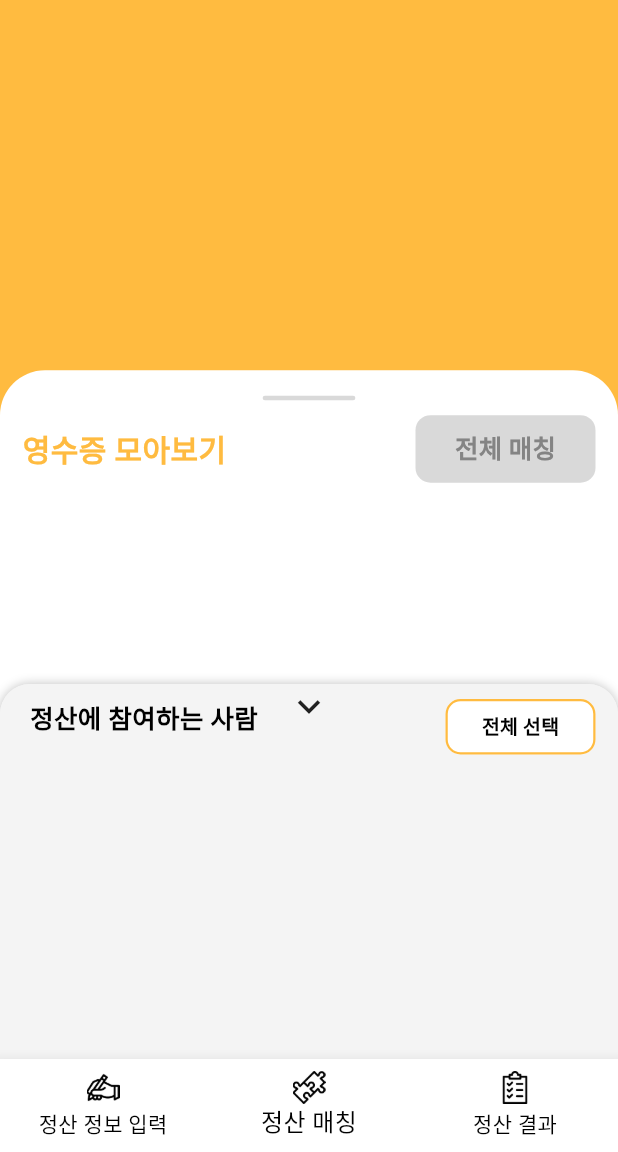
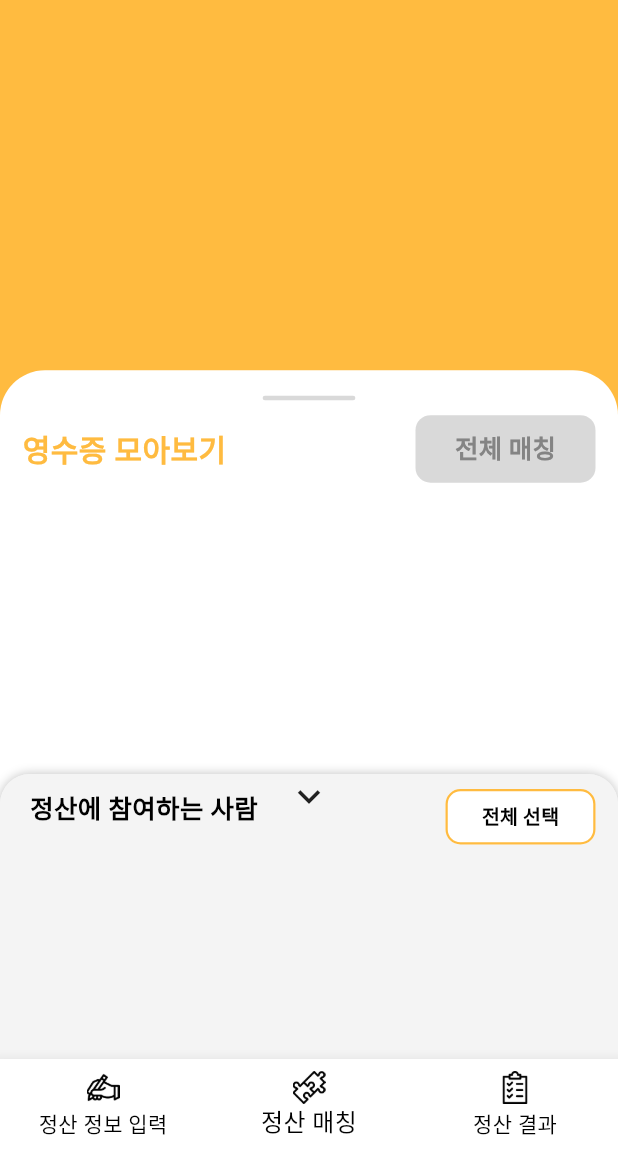
Before and after one commit to UmWooNeAh/Yemon, a Flutter app: the SettlementManagementPage screen opened by its route, item 2 of the bottom bar chosen, after a tap on "정산에 참여하는 사람", on a phone screen of 412 x 824 dp, the part 84-1236 px from its top. Run offline on Flutter 3.47's test engine with Material 3 defaults, Android fonts, the phone set to English and light mode, and no system bars; drawn by our look-alikes of scroll_snap_list; our stand-ins replace dotted_border, flutter_inset_box_shadow, flutter_riverpod, go_router, image_gallery_saver, sqflite; accounts and stored records are empty.

Commit message:
Design : Design fixed
정산 목록
목록 편집 시 전체 선택 체크박스 크기 줄이기 (0.8배)

정산 매칭
정산 참여인원 바텀시트 올렸을 시 최대 3줄 높이로만 올라오도롣
바텀시트 펼쳤을 때, 이름 위아래 간격 넓음. 메뉴 펼쳤을 때 정도 또는 피그마 정도의 간격으로 적용
인원 바텀 시트 스와이프 가능하도록

정산 결과 화면
사진 저장, 카톡으로 공유 버튼 영역 삭제

```diff
--- a/lib/View/settlement_check.dart
+++ b/lib/View/settlement_check.dart
@@ -190,132 +190,132 @@ class _SettlementCheckState extends ConsumerState<SettlementCheck> {
                     child: OneStmPaper(index: index),
                   ),
                 ),
-          showOverall
-              ? Container(
-                  height: 40,
-                  decoration: BoxDecoration(
-                    color: basic[1],
-                    boxShadow: [
-                      BoxShadow(
-                        color: basic[3],
-                        inset: true,
-                        blurRadius: 5,
-                        spreadRadius: -8,
-                        offset: const Offset(0, 5),
-                      ),
-                      BoxShadow(
-                        color: basic[3],
-                        inset: true,
-                        blurRadius: 5,
-                        spreadRadius: -8,
-                        offset: const Offset(0, 5),
-                      ),
-                    ],
-                  ),
-                  child: CheckboxListTile(
-                    activeColor: basic[8],
-                    checkColor: basic[0],
-                    checkboxShape: RoundedRectangleBorder(
-                      borderRadius: BorderRadius.circular(10),
-                    ),
-                    side: BorderSide(color: basic[3], width: 1.5),
-                    title: const Text(
-                      "모든 사람들의 정산서도 모아서 보기",
-                      style: TextStyle(
-                        fontSize: 18,
-                        fontWeight: FontWeight.w600,
-                      ),
-                    ),
-                    value: showAll,
-                    onChanged: (value) {
-                      setState(() {
-                        showAll = value!;
-                      });
-                    },
-                    controlAffinity: ListTileControlAffinity.leading,
-                  ))
-              : const SizedBox.shrink(),
-          Container(
-            height: 80,
-            decoration: BoxDecoration(
-              color: basic[1],
-              boxShadow: showOverall
-                  ? []
-                  : [
-                      BoxShadow(
-                        color: basic[3],
-                        inset: true,
-                        blurRadius: 5,
-                        spreadRadius: -8,
-                        offset: const Offset(0, 5),
-                      ),
-                      BoxShadow(
-                        color: basic[3],
-                        inset: true,
-                        blurRadius: 5,
-                        spreadRadius: -8,
-                        offset: const Offset(0, 5),
-                      ),
-                    ],
-            ),
-            child: Row(
-              mainAxisAlignment: MainAxisAlignment.spaceBetween,
-              children: [
-                InkWell(
-                  onTap: () {},
-                  child: Container(
-                    width: size.width * 0.5 - 15,
-                    margin:
-                        const EdgeInsets.only(top: 10, bottom: 10, left: 10),
-                    padding: const EdgeInsets.symmetric(horizontal: 30),
-                    decoration: BoxDecoration(
-                      color: Color(0xFFF7E600),
-                      borderRadius: BorderRadius.circular(10),
-                    ),
-                    child: Center(
-                      child: Text(
-                        "카카오톡으로 공유",
-                        style: TextStyle(
-                          fontSize: 18,
-                          fontWeight: FontWeight.w600,
-                        ),
-                      ),
-                    ),
-                  ),
-                ),
-                InkWell(
-                  onTap: () {
-                    captureWidget().then((value) {
-                      ImageGallerySaver.saveImage(value, quality: 100);
-                    });
-                  },
-                  child: Container(
-                    width: size.width * 0.5 - 15,
-                    margin:
-                        const EdgeInsets.only(top: 10, bottom: 10, right: 10),
-                    padding: const EdgeInsets.symmetric(horizontal: 30),
-                    decoration: BoxDecoration(
-                      color: Colors.white,
-                      border: Border.all(
-                        color: basic[2],
-                        width: 1.5,
-                      ),
-                      borderRadius: BorderRadius.circular(10),
-                    ),
-                    child: Center(
-                      child: Text(
-                        "사진으로 저장",
-                        style: TextStyle(
-                          fontSize: 18,
-                          fontWeight: FontWeight.w600,
-                        ),
-                      ),
-                    ),
-                  ),
-                ),
-              ],
-            ),
-          )
+          // showOverall
+          //     ? Container(
+          //         height: 40,
+          //         decoration: BoxDecoration(
+          //           color: basic[1],
+          //           boxShadow: [
+          //             BoxShadow(
+          //               color: basic[3],
+          //               inset: true,
+          //               blurRadius: 5,
+          //               spreadRadius: -8,
+          //               offset: const Offset(0, 5),
+          //             ),
+          //             BoxShadow(
+          //               color: basic[3],
+          //               inset: true,
+          //               blurRadius: 5,
+          //               spreadRadius: -8,
+          //               offset: const Offset(0, 5),
+          //             ),
+          //           ],
+          //         ),
+          //         child: CheckboxListTile(
+          //           activeColor: basic[8],
+          //           checkColor: basic[0],
+          //           checkboxShape: RoundedRectangleBorder(
+          //             borderRadius: BorderRadius.circular(10),
+          //           ),
+          //           side: BorderSide(color: basic[3], width: 1.5),
+          //           title: const Text(
+          //             "모든 사람들의 정산서도 모아서 보기",
+          //             style: TextStyle(
+          //               fontSize: 18,
+          //               fontWeight: FontWeight.w600,
+          //             ),
+          //           ),
+          //           value: showAll,
+          //           onChanged: (value) {
+          //             setState(() {
+          //               showAll = value!;
+          //             });
+          //           },
+          //           controlAffinity: ListTileControlAffinity.leading,
+          //         ))
+          //     : const SizedBox.shrink(),
+          // Container(
+          //   height: 80,
+          //   decoration: BoxDecoration(
+          //     color: basic[1],
+          //     boxShadow: showOverall
+          //         ? []
+          //         : [
+          //             BoxShadow(
+          //               color: basic[3],
+          //               inset: true,
+          //               blurRadius: 5,
+          //               spreadRadius: -8,
+          //               offset: const Offset(0, 5),
+          //             ),
+          //             BoxShadow(
+          //               color: basic[3],
+          //               inset: true,
+          //               blurRadius: 5,
+          //               spreadRadius: -8,
+          //               offset: const Offset(0, 5),
+          //             ),
+          //           ],
+          //   ),
+          //   child: Row(
+          //     mainAxisAlignment: MainAxisAlignment.spaceBetween,
+          //     children: [
+          //       InkWell(
+          //         onTap: () {},
+          //         child: Container(
+          //           width: size.width * 0.5 - 15,
+          //           margin:
+          //               const EdgeInsets.only(top: 10, bottom: 10, left: 10),
+          //           padding: const EdgeInsets.symmetric(horizontal: 30),
+          //           decoration: BoxDecoration(
+          //             color: Color(0xFFF7E600),
+          //             borderRadius: BorderRadius.circular(10),
+          //           ),
+          //           child: Center(
+          //             child: Text(
+          //               "카카오톡으로 공유",
+          //               style: TextStyle(
+          //                 fontSize: 18,
+          //                 fontWeight: FontWeight.w600,
+          //               ),
+          //             ),
+          //           ),
+          //         ),
+          //       ),
+          //       InkWell(
+          //         onTap: () {
+          //           captureWidget().then((value) {
+          //             ImageGallerySaver.saveImage(value, quality: 100);
+          //           });
+          //         },
+          //         child: Container(
+          //           width: size.width * 0.5 - 15,
+          //           margin:
+          //               const EdgeInsets.only(top: 10, bottom: 10, right: 10),
+          //           padding: const EdgeInsets.symmetric(horizontal: 30),
+          //           decoration: BoxDecoration(
+          //             color: Colors.white,
+          //             border: Border.all(
+          //               color: basic[2],
+          //               width: 1.5,
+          //             ),
+          //             borderRadius: BorderRadius.circular(10),
+          //           ),
+          //           child: Center(
+          //             child: Text(
+          //               "사진으로 저장",
+          //               style: TextStyle(
+          //                 fontSize: 18,
+          //                 fontWeight: FontWeight.w600,
+          //               ),
+          //             ),
+          //           ),
+          //         ),
+          //       ),
+          //     ],
+          //   ),
+          // )
         ],
       ),
     );
--- a/lib/View/settlement_list_page.dart
+++ b/lib/View/settlement_list_page.dart
@@ -137,7 +137,7 @@ class _SettlementListPageState extends ConsumerState<SettlementListPage> {
                           Column(
                             children: [
                               Transform.scale(
-                                scale: 1.6,
+                                scale: 1.3,
                                 child: Checkbox(
                                   materialTapTargetSize:
                                       MaterialTapTargetSize.shrinkWrap,
--- a/lib/View/settlement_matching.dart
+++ b/lib/View/settlement_matching.dart
@@ -94,7 +94,7 @@ class GroupMembers extends ConsumerWidget {
         AnimatedContainer(
             duration: const Duration(milliseconds: 150),
             width: size.width,
-            height: sProvider.showMemberDetail ? 250 : 100,
+            height: sProvider.showMemberDetail ? 190 : 100,
             decoration: BoxDecoration(
               color: basic[1],
               borderRadius: const BorderRadius.only(
@@ -112,6 +112,9 @@ class GroupMembers extends ConsumerWidget {
               children: [
                 GestureDetector(
                   onTap: () => sProvider.toggleMemberDetail(),
+                  onVerticalDragUpdate: (detail){
+                    sProvider.toggleMemberDetail();
+                  },
                   child: Container(
                     decoration: BoxDecoration(
                       color: basic[1],
@@ -179,7 +182,6 @@ class GroupMembers extends ConsumerWidget {
                     child: sProvider.showMemberDetail
                         ? SingleChildScrollView(
                           child: Wrap(
-                              runSpacing: 10,
                               crossAxisAlignment: WrapCrossAlignment.start,
                               children: List.generate(
                                   provider
@@ -229,6 +231,7 @@ class SingleMember extends ConsumerWidget {
   @override
   Widget build(BuildContext context, WidgetRef ref) {
     final provider = ref.watch(mainProvider);
+
     return InkWell(
       onTap: () {
         provider.selectMember(index);
```
Also changed, not shown: lib/View/menu_sheet.dart (+2 -10 lines), lib/ViewModel/mainviewmodel.dart (+8 -0 lines).
